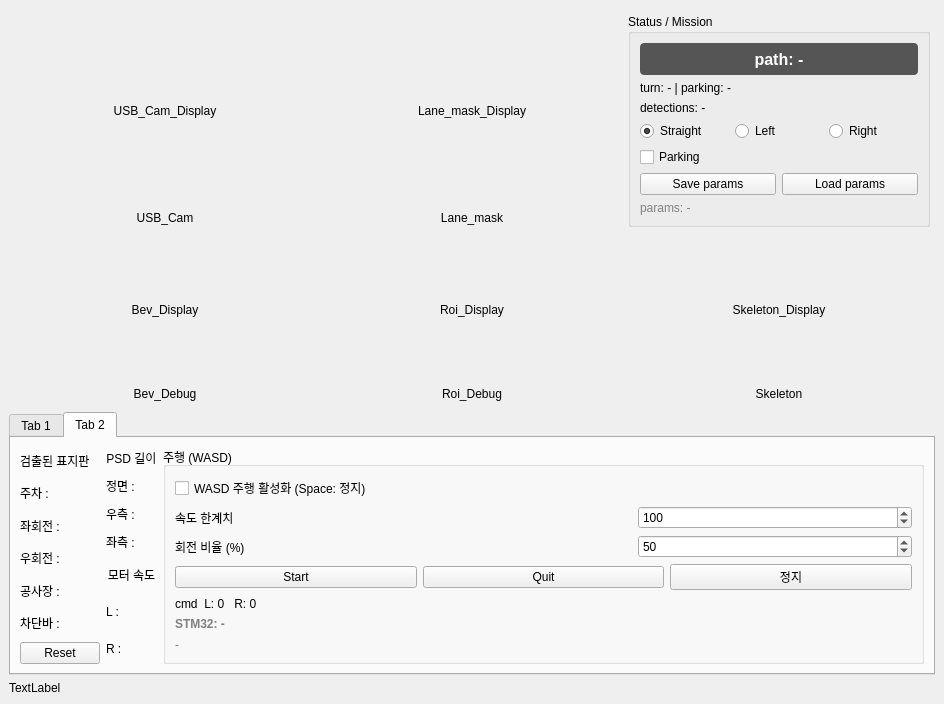
Qt form src/tb_gui/ui/mainwindow.ui (SASmammoth/Robit_intelligence-turtlebot_ws) before a commit.
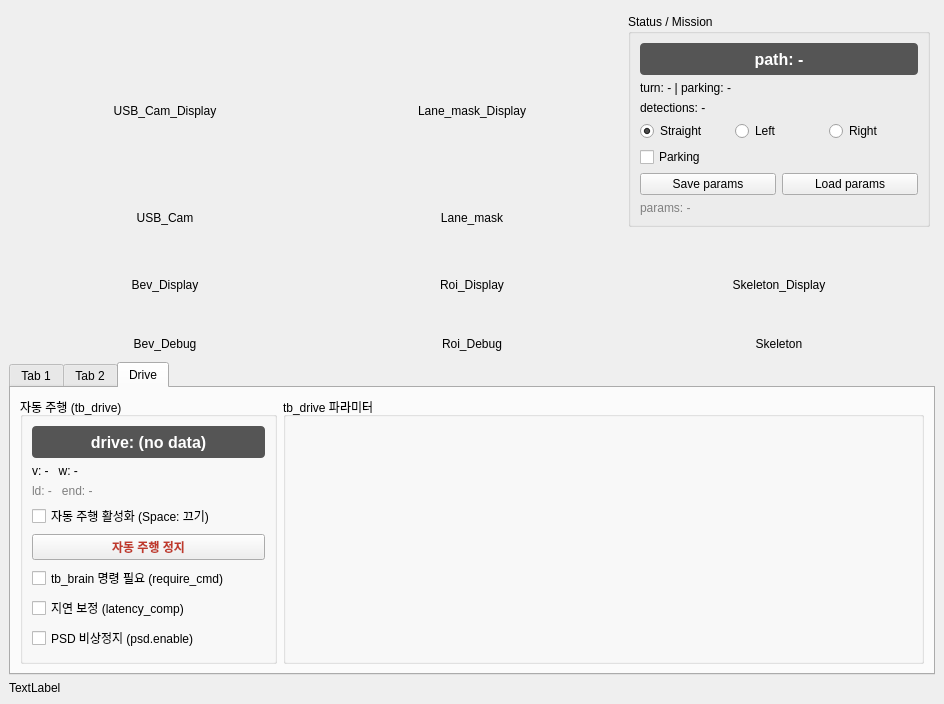
The same form after that commit. The open tabs and pages were chosen to show the change. Icons and pictures are not drawn.

```diff
--- a/src/tb_gui/ui/mainwindow.ui
+++ b/src/tb_gui/ui/mainwindow.ui
@@ -1219,6 +1219,123 @@
           </item>
          </layout>
         </widget>
+        <widget class="QWidget" name="tab_3">
+         <attribute name="title">
+          <string>Drive</string>
+         </attribute>
+         <layout class="QGridLayout" name="gridLayoutTab3" columnstretch="2,5">
+          <item row="0" column="0">
+           <widget class="QGroupBox" name="groupAutoDrive">
+            <property name="title">
+             <string>자동 주행 (tb_drive)</string>
+            </property>
+            <layout class="QVBoxLayout" name="verticalLayoutAutoDrive">
+             <item>
+              <widget class="QLabel" name="labelDriveMode">
+               <property name="minimumSize">
+                <size>
+                 <width>0</width>
+                 <height>32</height>
+                </size>
+               </property>
+               <property name="styleSheet">
+                <string>font-size: 16px; font-weight: bold; border-radius: 4px; background: #555; color: white;</string>
+               </property>
+               <property name="text">
+                <string>drive: (no data)</string>
+               </property>
+               <property name="alignment">
+                <set>Qt::AlignmentFlag::AlignCenter</set>
+               </property>
+              </widget>
+             </item>
+             <item>
+              <widget class="QLabel" name="labelDriveVel">
+               <property name="text">
+                <string>v: -   w: -</string>
+               </property>
+              </widget>
+             </item>
+             <item>
+              <widget class="QLabel" name="labelDriveInfo">
+               <property name="styleSheet">
+                <string>color: gray;</string>
+               </property>
+               <property name="text">
+                <string>ld: -   end: -</string>
+               </property>
+               <property name="wordWrap">
+                <bool>true</bool>
+               </property>
+              </widget>
+             </item>
+             <item>
+              <widget class="QCheckBox" name="checkAutoEnable">
+               <property name="text">
+                <string>자동 주행 활성화 (Space: 끄기)</string>
+               </property>
+               <property name="focusPolicy">
+                <enum>Qt::FocusPolicy::NoFocus</enum>
+               </property>
+              </widget>
+             </item>
+             <item>
+              <widget class="QPushButton" name="btnAutoStop">
+               <property name="text">
+                <string>자동 주행 정지</string>
+               </property>
+               <property name="styleSheet">
+                <string>font-weight: bold; color: #c0392b;</string>
+               </property>
+              </widget>
+             </item>
+             <item>
+              <widget class="QCheckBox" name="checkRequireCmd">
+               <property name="text">
+                <string>tb_brain 명령 필요 (require_cmd)</string>
+               </property>
+              </widget>
+             </item>
+             <item>
+              <widget class="QCheckBox" name="checkLatencyComp">
+               <property name="text">
+                <string>지연 보정 (latency_comp)</string>
+               </property>
+              </widget>
+             </item>
+             <item>
+              <widget class="QCheckBox" name="checkPsdEnable">
+               <property name="text">
+                <string>PSD 비상정지 (psd.enable)</string>
+               </property>
+              </widget>
+             </item>
+             <item>
+              <spacer name="verticalSpacerAutoDrive">
+               <property name="orientation">
+                <enum>Qt::Orientation::Vertical</enum>
+               </property>
+               <property name="sizeHint" stdset="0">
+                <size>
+                 <width>20</width>
+                 <height>0</height>
+                </size>
+               </property>
+              </spacer>
+             </item>
+            </layout>
+           </widget>
+          </item>
+          <item row="0" column="1">
+           <widget class="QGroupBox" name="groupDriveParams">
+            <property name="title">
+             <string>tb_drive 파라미터</string>
+            </property>
+            <layout class="QGridLayout" name="gridDriveParams"/>
+           </widget>
+          </item>
+         </layout>
+        </widget>
        </widget>
       </item>
      </layout>
```
